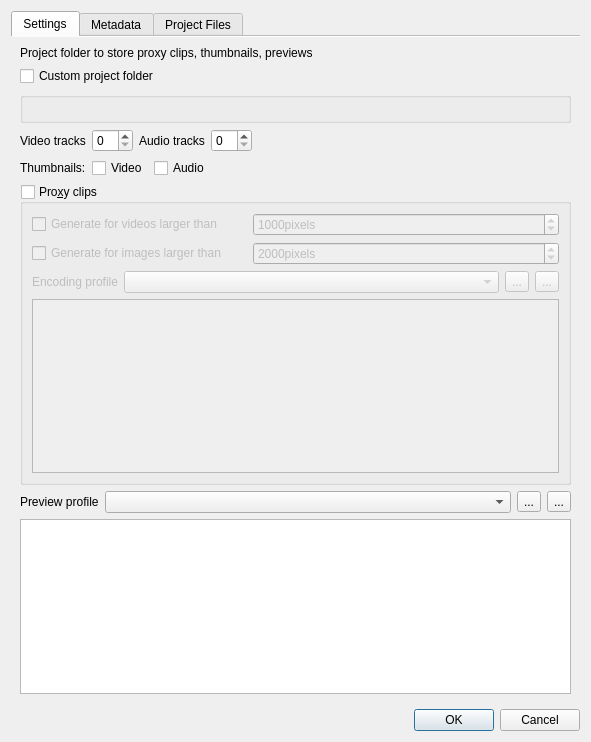
First picture: the form in src/ui/projectsettings_ui.ui, repository KDE/kdenlive, before the edit.
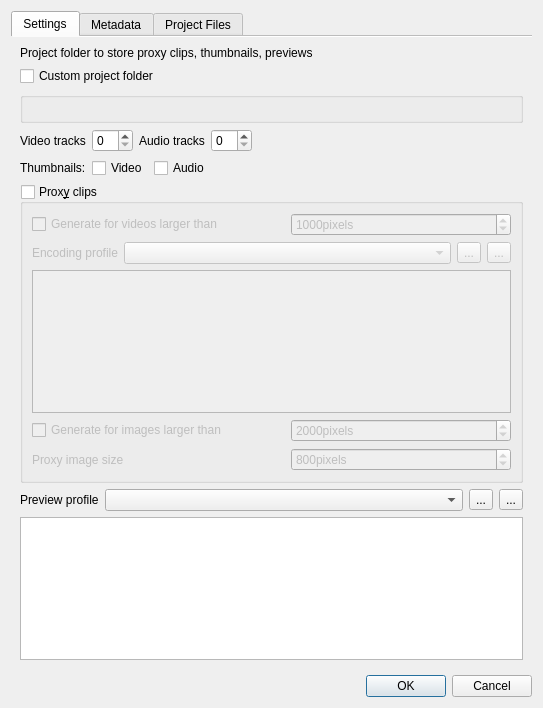
Second picture: the form after the edit. Custom widgets are drawn as their Qt base class.

Commit message: Port proxy job to new job framework, make size of image proxy configurable

```diff
--- a/src/ui/projectsettings_ui.ui
+++ b/src/ui/projectsettings_ui.ui
@@ -6,8 +6,8 @@
    <rect>
     <x>0</x>
     <y>0</y>
-    <width>591</width>
-    <height>742</height>
+    <width>543</width>
+    <height>708</height>
    </rect>
   </property>
   <property name="windowTitle">
@@ -122,8 +122,11 @@
        </item>
        <item row="5" column="0" colspan="4">
         <widget class="QGroupBox" name="enable_proxy">
+         <property name="enabled">
+          <bool>true</bool>
+         </property>
          <property name="title">
-          <string>Pro&amp;xy clips</string>
+          <string>Prox&amp;y clips</string>
          </property>
          <property name="checkable">
           <bool>true</bool>
@@ -132,16 +135,6 @@
           <bool>false</bool>
          </property>
          <layout class="QGridLayout" name="gridLayout_2">
-          <item row="2" column="1" colspan="3">
-           <widget class="KComboBox" name="proxy_profile">
-            <property name="sizePolicy">
-             <sizepolicy hsizetype="MinimumExpanding" vsizetype="Fixed">
-              <horstretch>0</horstretch>
-              <verstretch>0</verstretch>
-             </sizepolicy>
-            </property>
-           </widget>
-          </item>
           <item row="0" column="0" colspan="2">
            <widget class="QCheckBox" name="generate_proxy">
             <property name="text">
@@ -149,14 +142,7 @@
             </property>
            </widget>
           </item>
-          <item row="2" column="5">
-           <widget class="QToolButton" name="proxy_manageprofile">
-            <property name="text">
-             <string>...</string>
-            </property>
-           </widget>
-          </item>
-          <item row="2" column="0">
+          <item row="1" column="0">
            <widget class="QLabel" name="label_24">
             <property name="sizePolicy">
              <sizepolicy hsizetype="Maximum" vsizetype="Preferred">
@@ -169,7 +155,17 @@
             </property>
            </widget>
           </item>
-          <item row="2" column="4">
+          <item row="1" column="1" colspan="2">
+           <widget class="KComboBox" name="proxy_profile">
+            <property name="sizePolicy">
+             <sizepolicy hsizetype="MinimumExpanding" vsizetype="Fixed">
+              <horstretch>0</horstretch>
+              <verstretch>0</verstretch>
+             </sizepolicy>
+            </property>
+           </widget>
+          </item>
+          <item row="1" column="3">
            <widget class="QToolButton" name="proxy_showprofileinfo">
             <property name="text">
              <string>...</string>
@@ -179,14 +175,31 @@
             </property>
            </widget>
           </item>
-          <item row="1" column="0" colspan="2">
+          <item row="1" column="4">
+           <widget class="QToolButton" name="proxy_manageprofile">
+            <property name="text">
+             <string>...</string>
+            </property>
+           </widget>
+          </item>
+          <item row="3" column="0" colspan="2">
            <widget class="QCheckBox" name="generate_imageproxy">
             <property name="text">
              <string>Generate for images larger than</string>
             </property>
            </widget>
           </item>
-          <item row="1" column="2" colspan="4">
+          <item row="4" column="0" colspan="2">
+           <widget class="QLabel" name="image_label">
+            <property name="enabled">
+             <bool>false</bool>
+            </property>
+            <property name="text">
+             <string>Proxy image size</string>
+            </property>
+           </widget>
+          </item>
+          <item row="3" column="2" colspan="3">
            <widget class="QSpinBox" name="proxy_imageminsize">
             <property name="suffix">
              <string>pixels</string>
@@ -202,7 +215,26 @@
             </property>
            </widget>
           </item>
-          <item row="0" column="2" colspan="4">
+          <item row="4" column="2" colspan="3">
+           <widget class="QSpinBox" name="proxy_imagesize">
+            <property name="enabled">
+             <bool>false</bool>
+            </property>
+            <property name="suffix">
+             <string>pixels</string>
+            </property>
+            <property name="minimum">
+             <number>200</number>
+            </property>
+            <property name="maximum">
+             <number>100000</number>
+            </property>
+            <property name="value">
+             <number>800</number>
+            </property>
+           </widget>
+          </item>
+          <item row="0" column="2" colspan="3">
            <widget class="QSpinBox" name="proxy_minsize">
             <property name="suffix">
              <string>pixels</string>
@@ -215,7 +247,7 @@
             </property>
            </widget>
           </item>
-          <item row="3" column="0" colspan="6">
+          <item row="2" column="0" colspan="5">
            <widget class="QPlainTextEdit" name="proxyparams">
             <property name="sizePolicy">
              <sizepolicy hsizetype="Expanding" vsizetype="Maximum">
@@ -515,17 +547,17 @@
    <extends>QComboBox</extends>
    <header>kcombobox.h</header>
   </customwidget>
-  <customwidget>
-   <class>KTreeWidgetSearchLine</class>
-   <extends>QLineEdit</extends>
-   <header>ktreewidgetsearchline.h</header>
-  </customwidget>
   <customwidget>
    <class>KUrlRequester</class>
    <extends>QWidget</extends>
    <header>kurlrequester.h</header>
    <container>1</container>
   </customwidget>
+  <customwidget>
+   <class>KTreeWidgetSearchLine</class>
+   <extends>QLineEdit</extends>
+   <header>ktreewidgetsearchline.h</header>
+  </customwidget>
  </customwidgets>
  <resources/>
  <connections>
```
Left out of the diff: 202 changed lines with no effect on the pictures. The commit also changes 13 other files.
